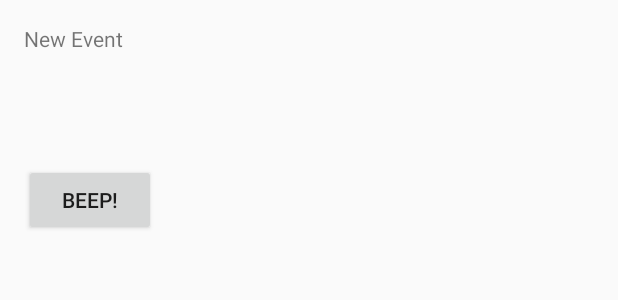
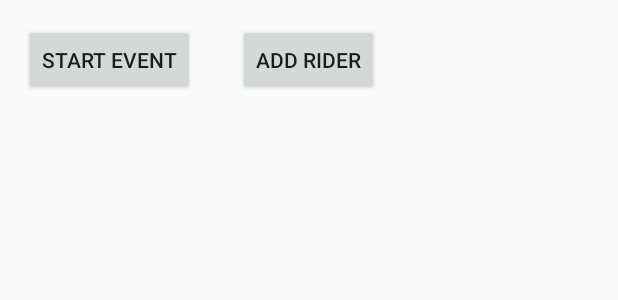
Before and after one commit to nglessner/TimeTrial, an Android app: the layout activity_new_event.xml on its own in the app's theme, with its tools: preview values and no code run, on a phone screen of 412 x 824 dp. Shown: the top 300 px of the screen. Run offline under Robolectric (Android 15) with nearby library versions, the phone set to English and light mode, and no system bars.

Commit message:
Progress, added startgate.mp3, started researching countdown timer, modified screens for UI flow

```diff
--- /dev/null
+++ b/app/src/main/java/com/nglessner/timetrial/EventActivity.java
@@ -0,0 +1,98 @@
+package com.nglessner.timetrial;
+
+import android.os.CountDownTimer;
+import android.os.Handler;
+import android.os.SystemClock;
+import android.support.v7.app.ActionBarActivity;
+import android.os.Bundle;
+import android.view.Menu;
+import android.view.View;
+import android.widget.Button;
+import android.widget.TextView;
+
+import java.util.concurrent.TimeUnit;
+
+
+public class EventActivity extends ActionBarActivity {
+
+    private Button startButton;
+    private Button stopButton;
+    private static final String FORMAT = "%02d:%02d:%02d";
+
+    private TextView timerValue;
+
+    private long startTime = 0L;
+
+    private Handler customHandler = new Handler();
+
+    long timeInMilliseconds = 0L;
+    long timeSwapBuff = 0L;
+    long updatedTime = 0L;
+
+    @Override
+    protected void onCreate(Bundle savedInstanceState) {
+        super.onCreate(savedInstanceState);
+        setContentView(R.layout.activity_event);
+
+        timerValue = (TextView) findViewById(R.id.countDownText);
+        startButton = (Button) findViewById(R.id.countDownStart);
+        stopButton = (Button) findViewById(R.id.countDownStop);
+    }
+
+
+    @Override
+    public boolean onCreateOptionsMenu(Menu menu) {
+        // Inflate the menu; this adds items to the action bar if it is present.
+        getMenuInflater().inflate(R.menu.menu_event, menu);
+        return true;
+    }
+
+/*    private Runnable updateTimerThread = new Runnable() {
+
+        public void run() {
+
+            timeInMilliseconds = SystemClock.uptimeMillis() - startTime;
+
+            updatedTime = timeSwapBuff + timeInMilliseconds;
+
+            int secs = (int) (updatedTime / 1000);
+            int minutes = secs / 60;
+            secs = secs % 60;
+            int milliseconds = (int) (updatedTime % 1000);
+            timerValue.setText("" + minutes + ":"
+                    + String.format("%02d", secs) + ":"
+                    + String.format("%03d", milliseconds));
+            customHandler.postDelayed(this, 0);
+        }
+
+    };*/
+
+    public void countDownStart(View view) {
+        //startTime = SystemClock.uptimeMillis();
+        //customHandler.postDelayed(updateTimerThread, 0);
+
+        timerValue=(TextView)findViewById(R.id.countDownText);
+
+        new CountDownTimer(15000, 1000) { // adjust the milli seconds here
+            public void onTick(long millisUntilFinished) {
+                timerValue.setText("seconds remaining: " + millisUntilFinished / 1000);
+
+/*                timerValue.setText(""+String.format(FORMAT,
+                        TimeUnit.MILLISECONDS.toMinutes(millisUntilFinished) - TimeUnit.HOURS.toMinutes(
+                                TimeUnit.MILLISECONDS.toHours(millisUntilFinished)),
+                        TimeUnit.MILLISECONDS.toSeconds(millisUntilFinished) - TimeUnit.MINUTES.toSeconds(
+                                TimeUnit.MILLISECONDS.toMinutes(millisUntilFinished)),
+                                millisUntilFinished - TimeUnit.SECONDS.toSeconds(millisUntilFinished)));*/
+            }
+
+            public void onFinish() {
+                timerValue.setText("done!");
+            }
+        }.start();
+    }
+
+    public void countDownStop(View view) {
+        //timeSwapBuff += timeInMilliseconds;
+        //customHandler.removeCallbacks(updateTimerThread);
+    }
+}
--- a/app/src/main/res/layout/activity_new_event.xml
+++ b/app/src/main/res/layout/activity_new_event.xml
@@ -6,18 +6,27 @@
     android:paddingBottom="@dimen/activity_vertical_margin"
     tools:context="com.nglessner.timetrial.NewEventActivity">
 
-    <TextView android:text="@string/NewEventText" android:layout_width="wrap_content"
+    <Button
+        android:layout_width="wrap_content"
         android:layout_height="wrap_content"
-        android:id="@+id/textView" />
+        android:text="@string/startEventButtonText"
+        android:id="@+id/startEventButton"
+        android:layout_alignParentStart="true"
+        android:onClick="startEvent" />
 
     <Button
         android:layout_width="wrap_content"
         android:layout_height="wrap_content"
-        android:text="@string/BeepBtnText"
-        android:id="@+id/beepButton"
-        android:layout_below="@+id/textView"
-        android:layout_alignParentStart="true"
-        android:layout_marginTop="74dp"
-        android:onClick="beep"/>
+        android:text="@string/addRiderButtonText"
+        android:id="@+id/addRiderToEvent"
+        android:layout_alignTop="@+id/startEventButton"
+        android:layout_centerHorizontal="true" />
+
+    <ListView
+        android:layout_width="wrap_content"
+        android:layout_height="wrap_content"
+        android:id="@+id/EventRiderList"
+        android:layout_centerHorizontal="true"
+        android:layout_below="@+id/startEventButton" />
 
 </RelativeLayout>
--- /dev/null
+++ b/app/src/main/res/menu/menu_event.xml
@@ -0,0 +1,5 @@
+<menu xmlns:android="http://schemas.android.com/apk/res/android"
+    xmlns:app="http://schemas.android.com/apk/res-auto"
+    xmlns:tools="http://schemas.android.com/tools"
+    tools:context="com.nglessner.timetrial.EventActivity">
+</menu>
--- a/app/src/main/res/values/strings.xml
+++ b/app/src/main/res/values/strings.xml
@@ -2,7 +2,7 @@
     <string name="app_name">New City Time Trial Timing</string>
 
     <string name="hello_world">Hello world!</string>
-    <string name="StartEventButtonText">Start Event</string>
+    <string name="newEventButtonText">New Event</string>
     <string name="title_activity_manage_riders">Manage Riders</string>
     <string name="action_settings">Settings</string>
     <string name="title_activity_new_event">Create New Event</string>
@@ -17,4 +17,10 @@
     <string name="riderNumber">Rider Number</string>
     <string name="beepText">beep</string>
     <string name="AddNewRider">Add New Rider</string>
+    <string name="title_activity_event">EventActivity</string>
+    <string name="initialTimeZero">00:00:00</string>
+    <string name="StartButtonText">Start</string>
+    <string name="StopButtonText">Stop</string>
+    <string name="startEventButtonText">Start Event</string>
+    <string name="addRiderButtonText">Add Rider</string>
 </resources>
```
Also changed, not shown: app/src/main/AndroidManifest.xml (+8 -0 lines), app/src/main/java/com/nglessner/timetrial/MainActivity.java (+23 -1 lines), app/src/main/java/com/nglessner/timetrial/NewEventActivity.java (+21 -25 lines), app/src/main/res/layout/activity_event.xml (added, +38 -0 lines), app/src/main/res/layout/activity_main.xml (+11 -1 lines), 1 other file.
